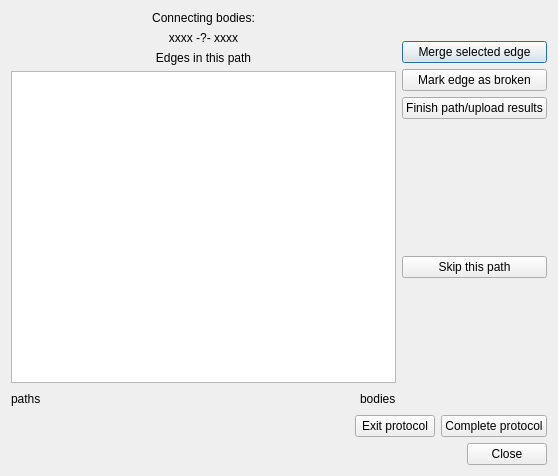
First picture: the form in neurolabi/gui/protocols/focusedpathprotocol.ui, repository janelia-flyem/NeuTu, before the edit.
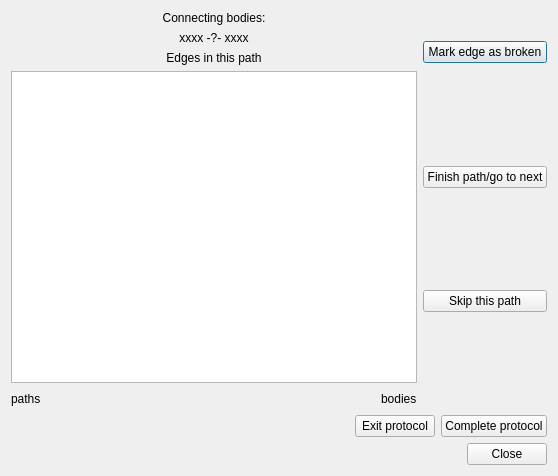
Second picture: the form after the edit.

Commit message: continued work: hooked up to body merge signal, implemented on merge, on don't merge, on finish; not tested yet

Patch:
```diff
--- a/neurolabi/gui/protocols/focusedpathprotocol.ui
+++ b/neurolabi/gui/protocols/focusedpathprotocol.ui
@@ -121,13 +121,6 @@
          </property>
         </spacer>
        </item>
-       <item>
-        <widget class="QPushButton" name="mergeButton">
-         <property name="text">
-          <string>Merge selected edge</string>
-         </property>
-        </widget>
-       </item>
        <item>
         <widget class="QPushButton" name="dontMergeButton">
          <property name="text">
@@ -135,10 +128,23 @@
          </property>
         </widget>
        </item>
+       <item>
+        <spacer name="verticalSpacer_4">
+         <property name="orientation">
+          <enum>Qt::Vertical</enum>
+         </property>
+         <property name="sizeHint" stdset="0">
+          <size>
+           <width>20</width>
+           <height>40</height>
+          </size>
+         </property>
+        </spacer>
+       </item>
        <item>
         <widget class="QPushButton" name="finishButton">
          <property name="text">
-          <string>Finish path/upload results</string>
+          <string>Finish path/go to next</string>
          </property>
         </widget>
        </item>
```
The commit also changes 9 other files.
